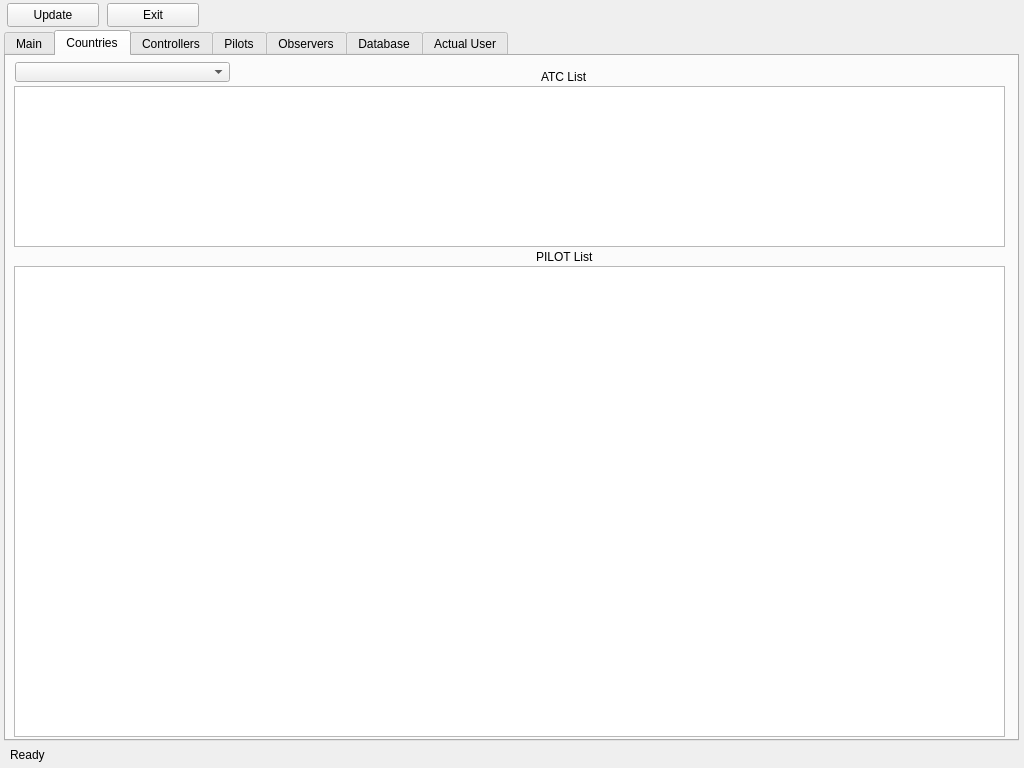
Old version of the form QtUI/MainWindow_UI.ui in the repository emper0r/IVAO-status.
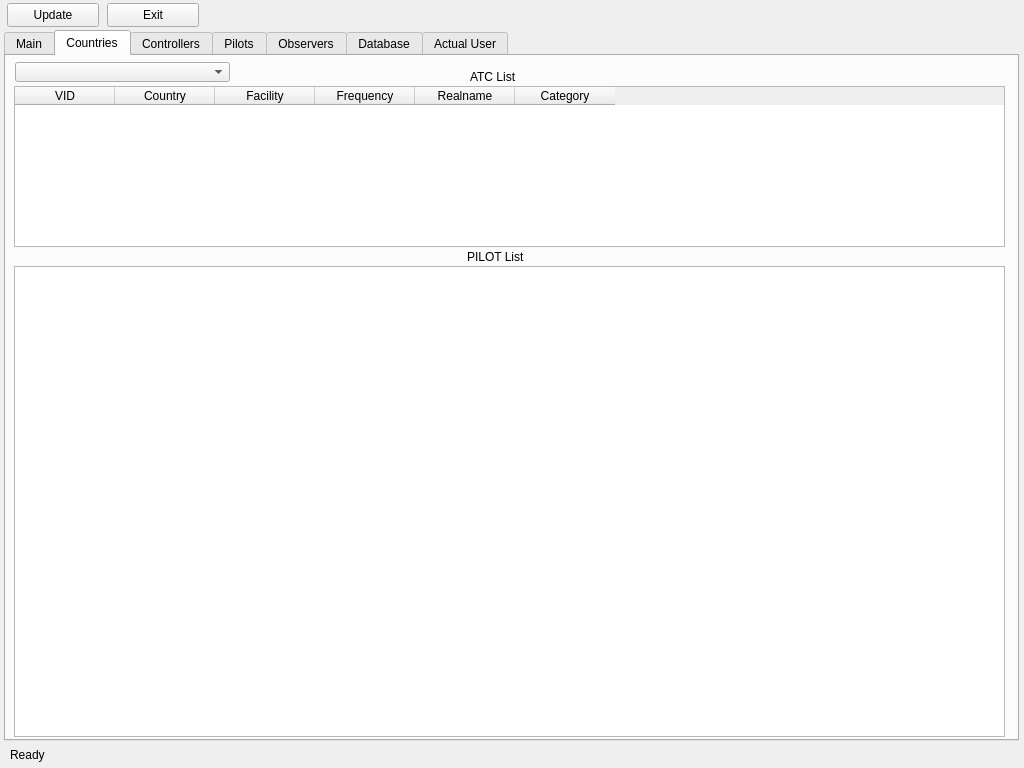
New version of the form. The open tabs and pages were chosen to show the change.

Commit message:
* Fix 1 table from view to widget
	- Starting to populate tableWidget from Sqlite
	+ Fix the ATC / Pilot label position in TabWidget

Diff of the .ui file:
```diff
--- a/QtUI/MainWindow_UI.ui
+++ b/QtUI/MainWindow_UI.ui
@@ -306,7 +306,7 @@
        <number>-1</number>
       </property>
      </widget>
-     <widget class="QTableView" name="ATCtableView">
+     <widget class="QTableWidget" name="ATCtableWidget">
       <property name="geometry">
        <rect>
         <x>8</x>
@@ -315,6 +315,63 @@
         <height>161</height>
        </rect>
       </property>
+      <property name="cursor" stdset="0">
+       <cursorShape>PointingHandCursor</cursorShape>
+      </property>
+      <property name="autoFillBackground">
+       <bool>false</bool>
+      </property>
+      <property name="autoScrollMargin">
+       <number>16</number>
+      </property>
+      <property name="alternatingRowColors">
+       <bool>false</bool>
+      </property>
+      <property name="showGrid">
+       <bool>true</bool>
+      </property>
+      <property name="rowCount">
+       <number>0</number>
+      </property>
+      <property name="columnCount">
+       <number>6</number>
+      </property>
+      <attribute name="horizontalHeaderDefaultSectionSize">
+       <number>100</number>
+      </attribute>
+      <attribute name="verticalHeaderDefaultSectionSize">
+       <number>30</number>
+      </attribute>
+      <column>
+       <property name="text">
+        <string>VID</string>
+       </property>
+      </column>
+      <column>
+       <property name="text">
+        <string>Country</string>
+       </property>
+      </column>
+      <column>
+       <property name="text">
+        <string>Facility</string>
+       </property>
+      </column>
+      <column>
+       <property name="text">
+        <string>Frequency</string>
+       </property>
+      </column>
+      <column>
+       <property name="text">
+        <string>Realname</string>
+       </property>
+      </column>
+      <column>
+       <property name="text">
+        <string>Category</string>
+       </property>
+      </column>
      </widget>
      <widget class="QTableView" name="PilottableView">
       <property name="geometry">
@@ -329,7 +386,7 @@
      <widget class="QLabel" name="atc_label">
       <property name="geometry">
        <rect>
-        <x>535</x>
+        <x>464</x>
         <y>13</y>
         <width>51</width>
         <height>16</height>
@@ -342,7 +399,7 @@
      <widget class="QLabel" name="pilot_list">
       <property name="geometry">
        <rect>
-        <x>530</x>
+        <x>461</x>
         <y>193</y>
         <width>61</width>
         <height>16</height>
```
Left out of the diff: 28 changed lines with no effect on the pictures. The commit also changes 2 other files.
